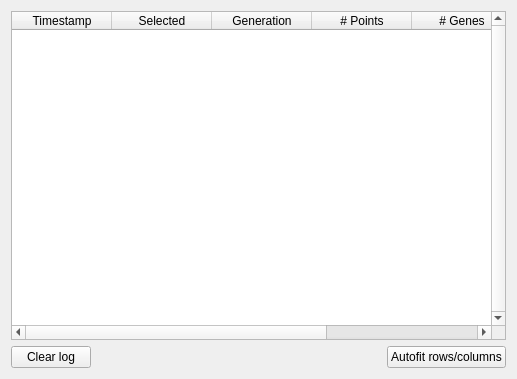
The window that logviewerform.ui (superkartoffel/evo-cubist) describes before a commit, drawn with Qt 5.
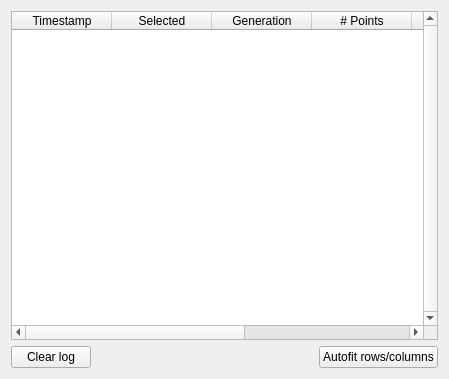
The same window after the commit.

```diff
--- a/logviewerform.ui
+++ b/logviewerform.ui
@@ -6,7 +6,7 @@
    <rect>
     <x>0</x>
     <y>0</y>
-    <width>517</width>
+    <width>449</width>
     <height>379</height>
    </rect>
   </property>
@@ -29,7 +29,7 @@
       <number>0</number>
      </property>
      <property name="columnCount">
-      <number>6</number>
+      <number>7</number>
      </property>
      <attribute name="horizontalHeaderHighlightSections">
       <bool>true</bool>
@@ -70,6 +70,11 @@
        <string>Fitness</string>
       </property>
      </column>
+     <column>
+      <property name="text">
+       <string>Image</string>
+      </property>
+     </column>
     </widget>
    </item>
    <item>
```
